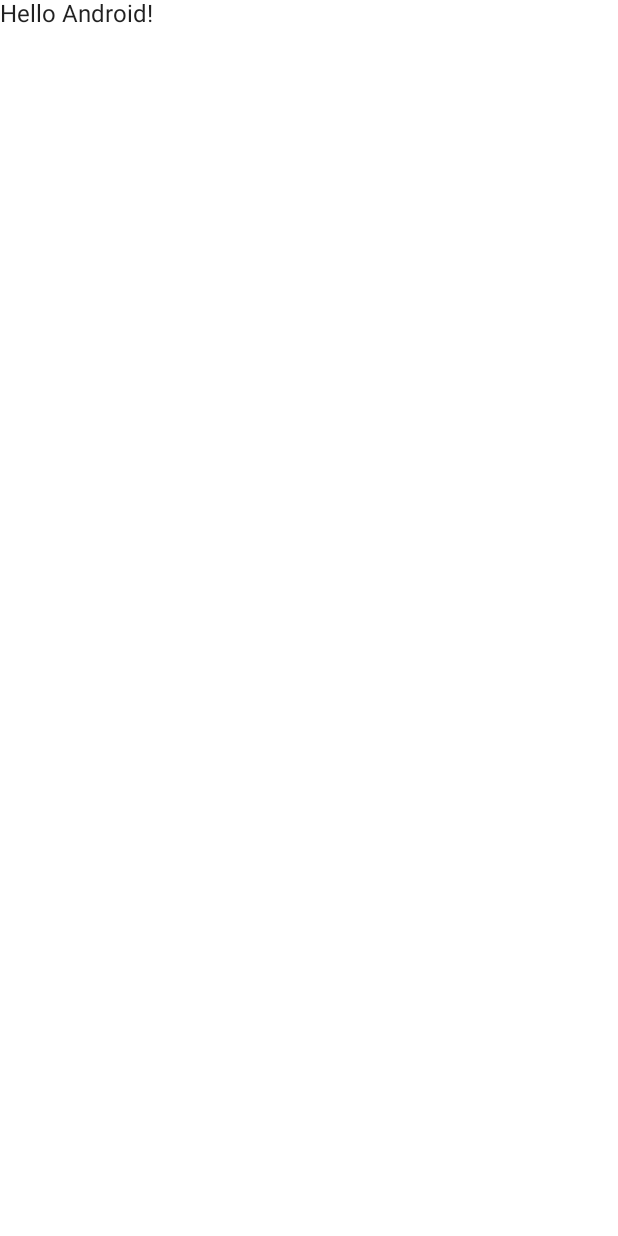
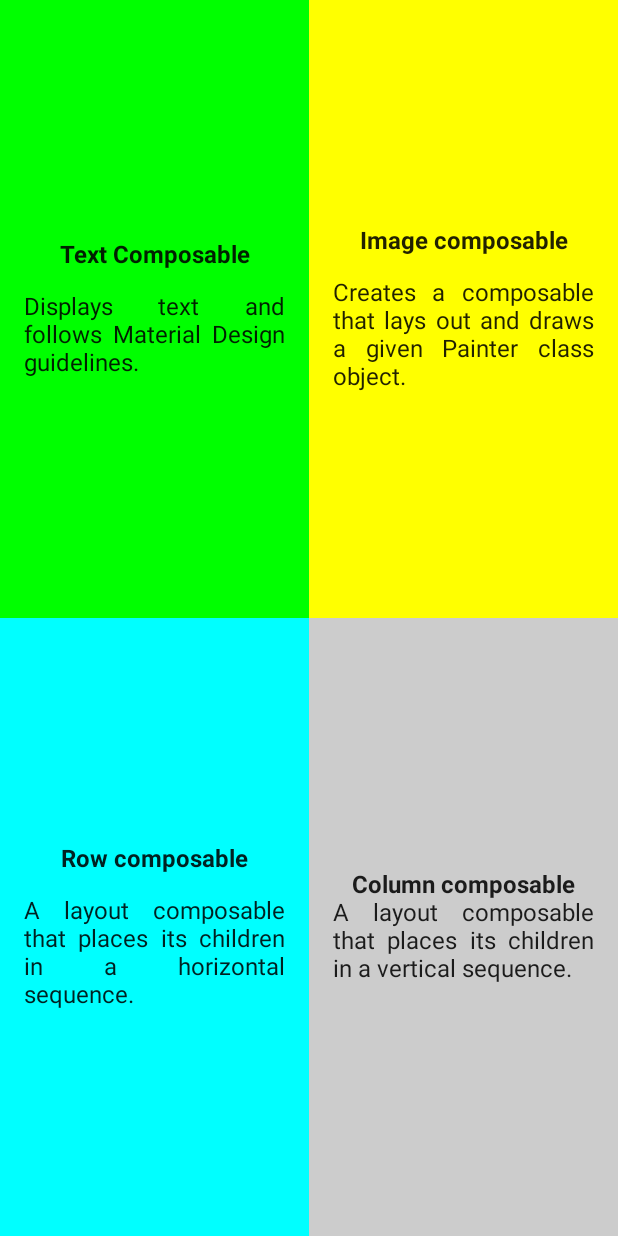
Before and after one commit to Rarj/basic-compose, an Android app built with Jetpack Compose: the QuadrantActivity screen opened directly, with no data from a screen before it, on a phone screen of 412 x 824 dp. Before the commit the screen is almost empty. Run offline under Robolectric (Android 15) with nearby library versions, the phone set to English and light mode, and no system bars.

Commit message:
layouting quadrant using Column and Row compose

```diff
--- a/app/src/main/java/dev/arj/practicecomposebasic/quadrant/QuadrantActivity.kt
+++ b/app/src/main/java/dev/arj/practicecomposebasic/quadrant/QuadrantActivity.kt
@@ -3,13 +3,19 @@ package dev.arj.practicecomposebasic.quadrant
 import android.os.Bundle
 import androidx.activity.ComponentActivity
 import androidx.activity.compose.setContent
-import androidx.compose.foundation.layout.fillMaxSize
+import androidx.compose.foundation.background
+import androidx.compose.foundation.layout.*
 import androidx.compose.material.MaterialTheme
 import androidx.compose.material.Surface
 import androidx.compose.material.Text
 import androidx.compose.runtime.Composable
+import androidx.compose.ui.Alignment
 import androidx.compose.ui.Modifier
+import androidx.compose.ui.graphics.Color
+import androidx.compose.ui.text.font.FontWeight
+import androidx.compose.ui.text.style.TextAlign
 import androidx.compose.ui.tooling.preview.Preview
+import androidx.compose.ui.unit.dp
 import dev.arj.practicecomposebasic.ui.theme.PracticeComposeBasicTheme
 
 class QuadrantActivity : ComponentActivity() {
@@ -21,7 +27,7 @@ class QuadrantActivity : ComponentActivity() {
                     modifier = Modifier.fillMaxSize(),
                     color = MaterialTheme.colors.background
                 ) {
-                    Greeting("Android")
+                    QuadrantCompose()
                 }
             }
         }
@@ -29,14 +35,107 @@ class QuadrantActivity : ComponentActivity() {
 }
 
 @Composable
-fun Greeting(name: String) {
-    Text(text = "Hello $name!")
+fun QuadrantCompose() {
+    Column(
+        modifier = Modifier
+            .fillMaxSize()
+    ) {
+        Row(
+            modifier = Modifier
+                .fillMaxSize()
+                .weight(1f, true)
+        ) {
+            Column(
+                modifier = Modifier
+                    .fillMaxSize()
+                    .weight(1f, true)
+                    .background(Color.Green)
+                    .padding(16.dp),
+                horizontalAlignment = Alignment.CenterHorizontally,
+                verticalArrangement = Arrangement.Center,
+            ) {
+                Text(
+                    text = "Text Composable",
+                    fontWeight = FontWeight.Bold,
+                    modifier = Modifier.padding(bottom = 16.dp)
+                )
+                Text(
+                    text = "Displays text and follows Material Design guidelines.",
+                    textAlign = TextAlign.Justify
+                )
+            }
+            Column(
+                modifier = Modifier
+                    .fillMaxSize()
+                    .weight(1f, true)
+                    .background(Color.Yellow)
+                    .padding(16.dp),
+                horizontalAlignment = Alignment.CenterHorizontally,
+                verticalArrangement = Arrangement.Center,
+            ) {
+                Text(
+                    text = "Image composable",
+                    fontWeight = FontWeight.Bold,
+                    modifier = Modifier.padding(bottom = 16.dp)
+                )
+                Text(
+                    text = "Creates a composable that lays out and draws a given Painter class object.",
+                    textAlign = TextAlign.Justify
+                )
+            }
+        }
+
+        Row(
+            modifier = Modifier
+                .fillMaxSize()
+                .weight(1f, true)
+        ) {
+            Column(
+                modifier = Modifier
+                    .fillMaxSize()
+                    .weight(1f, true)
+                    .background(Color.Cyan)
+                    .padding(16.dp),
+                horizontalAlignment = Alignment.CenterHorizontally,
+                verticalArrangement = Arrangement.Center,
+            ) {
+                Text(
+                    text = "Row composable",
+                    fontWeight = FontWeight.Bold,
+                    modifier = Modifier.padding(bottom = 16.dp)
+                )
+                Text(
+                    text = "A layout composable that places its children in a horizontal sequence.",
+                    textAlign = TextAlign.Justify
+                )
+            }
+            Column(
+                modifier = Modifier
+                    .fillMaxSize()
+                    .weight(1f, true)
+                    .background(Color.LightGray)
+                    .padding(16.dp),
+                horizontalAlignment = Alignment.CenterHorizontally,
+                verticalArrangement = Arrangement.Center,
+            ) {
+                Text(
+                    text = "Column composable",
+                    fontWeight = FontWeight.Bold
+                )
+                Text(
+                    text = "A layout composable that places its children in a vertical sequence.",
+                    textAlign = TextAlign.Justify
+                )
+            }
+        }
+
+    }
 }
 
 @Preview(showBackground = true)
 @Composable
-fun DefaultPreview2() {
+fun QuadrantPreview() {
     PracticeComposeBasicTheme {
-        Greeting("Android")
+        QuadrantCompose()
     }
 }
```
